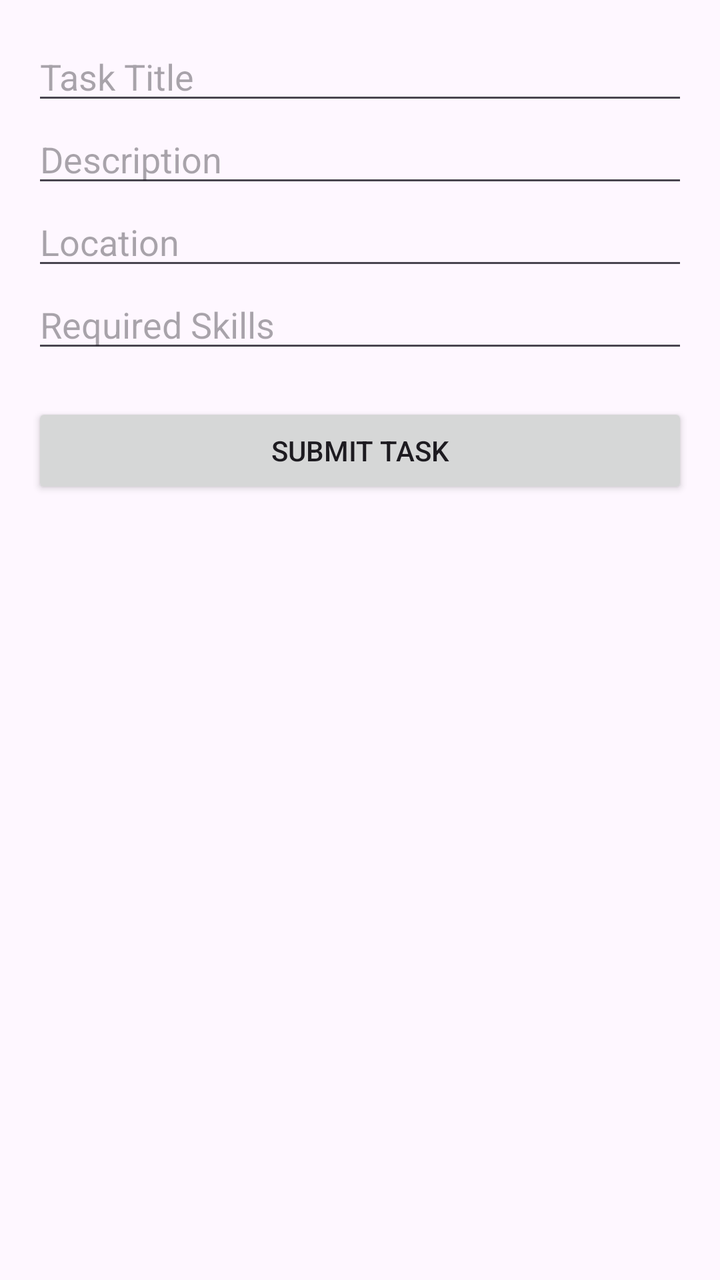
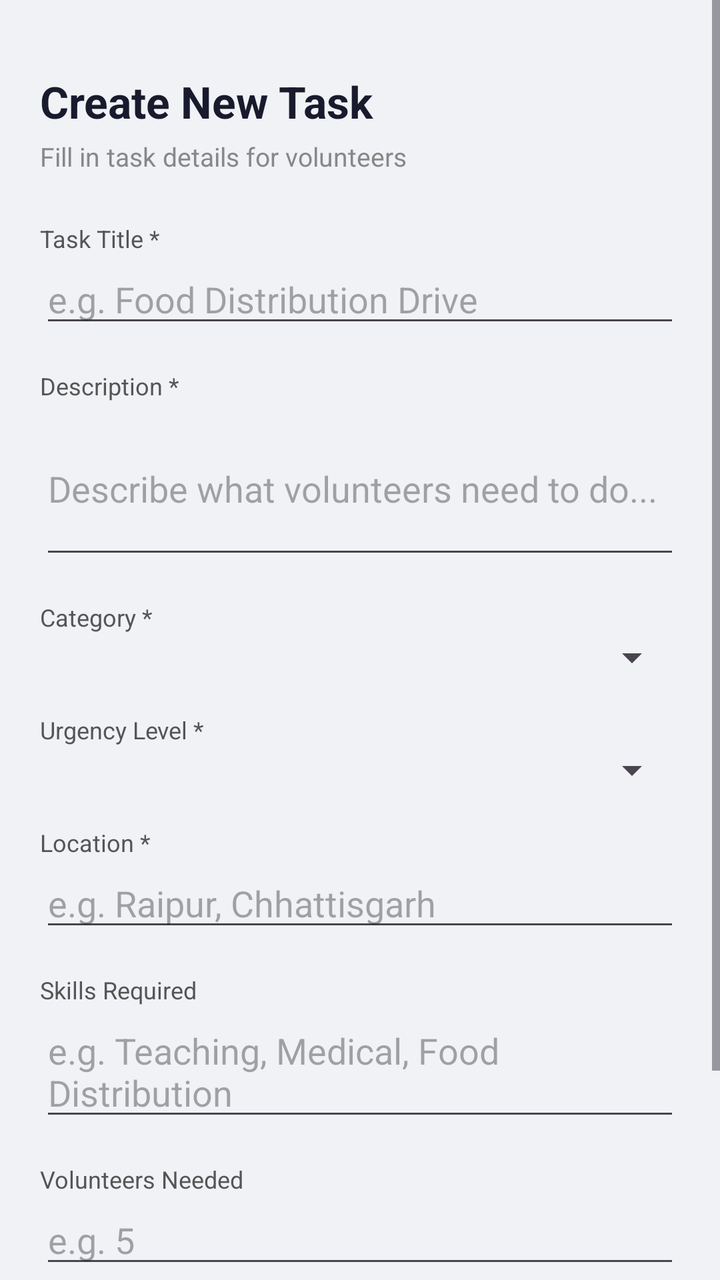

An Android layout rendered at two revisions. The XML below is the earlier revision; the diff shows what the commit changed to produce the second picture.
<!-- AndroidManifest.xml: application theme Theme.SmartSeva -->
<!-- res/layout/activity_create_task.xml -->
<ScrollView xmlns:android="http://schemas.android.com/apk/res/android"
    android:layout_width="match_parent"
    android:layout_height="match_parent">

    <LinearLayout
        android:orientation="vertical"
        android:padding="16dp"
        android:layout_width="match_parent"
        android:layout_height="wrap_content">

        <EditText
            android:id="@+id/etTaskTitle"
            android:hint="Task Title"
            android:layout_width="match_parent"
            android:layout_height="wrap_content"/>

        <EditText
            android:id="@+id/etDescription"
            android:hint="Description"
            android:layout_width="match_parent"
            android:layout_height="wrap_content"/>

        <EditText
            android:id="@+id/etLocation"
            android:hint="Location"
            android:layout_width="match_parent"
            android:layout_height="wrap_content"/>

        <EditText
            android:id="@+id/etSkills"
            android:hint="Required Skills"
            android:layout_width="match_parent"
            android:layout_height="wrap_content"/>

        <Button
            android:id="@+id/btnSubmitTask"
            android:text="Submit Task"
            android:layout_marginTop="20dp"
            android:layout_width="match_parent"
            android:layout_height="wrap_content"/>

    </LinearLayout>
</ScrollView>
<!-- resources referenced by this layout -->
<resources>
  <style name="Theme.SmartSeva" parent="Base.Theme.SmartSeva" />
  <style name="Base.Theme.SmartSeva" parent="Theme.Material3.DayNight.NoActionBar">
          
          
      </style>
</resources>

<!-- the commit's change to res/layout/activity_create_task.xml (unified diff, before → after) -->
@@ -1,43 +1,119 @@
 <ScrollView xmlns:android="http://schemas.android.com/apk/res/android"
     android:layout_width="match_parent"
-    android:layout_height="match_parent">
+    android:layout_height="match_parent"
+    android:background="#F0F2F5">
 
     <LinearLayout
         android:orientation="vertical"
-        android:padding="16dp"
+        android:padding="20dp"
         android:layout_width="match_parent"
         android:layout_height="wrap_content">
 
+        <TextView
+            android:layout_width="match_parent"
+            android:layout_height="wrap_content"
+            android:text="Create New Task"
+            android:textSize="22sp"
+            android:textStyle="bold"
+            android:textColor="#1A1A2E"
+            android:layout_marginBottom="4dp"
+            android:layout_marginTop="16dp"/>
+
+        <TextView
+            android:layout_width="match_parent"
+            android:layout_height="wrap_content"
+            android:text="Fill in task details for volunteers"
+            android:textSize="13sp"
+            android:textColor="#888888"
+            android:layout_marginBottom="24dp"/>
+
+        <TextView android:layout_width="match_parent"
+            android:layout_height="wrap_content"
+            android:text="Task Title *" android:textSize="12sp"
+            android:textColor="#555555"/>
         <EditText
             android:id="@+id/etTaskTitle"
-            android:hint="Task Title"
+            android:hint="e.g. Food Distribution Drive"
             android:layout_width="match_parent"
-            android:layout_height="wrap_content"/>
+            android:layout_height="wrap_content"
+            android:layout_marginBottom="16dp"
+            android:inputType="textCapSentences"/>
 
+        <TextView android:layout_width="match_parent"
+            android:layout_height="wrap_content"
+            android:text="Description *" android:textSize="12sp"
+            android:textColor="#555555"/>
         <EditText
             android:id="@+id/etDescription"
-            android:hint="Description"
+            android:hint="Describe what volunteers need to do..."
             android:layout_width="match_parent"
-            android:layout_height="wrap_content"/>
+            android:layout_height="wrap_content"
+            android:inputType="textMultiLine"
+            android:minLines="3"
+            android:layout_marginBottom="16dp"/>
 
+        <TextView android:layout_width="match_parent"
+            android:layout_height="wrap_content"
+            android:text="Category *" android:textSize="12sp"
+            android:textColor="#555555"/>
+        <Spinner
+            android:id="@+id/spinnerCategory"
+            android:layout_width="match_parent"
+            android:layout_height="wrap_content"
+            android:layout_marginBottom="16dp"/>
+
+        <TextView android:layout_width="match_parent"
+            android:layout_height="wrap_content"
+            android:text="Urgency Level *" android:textSize="12sp"
+            android:textColor="#555555"/>
+        <Spinner
+            android:id="@+id/spinnerUrgency"
+            android:layout_width="match_parent"
+            android:layout_height="wrap_content"
+            android:layout_marginBottom="16dp"/>
+
+        <TextView android:layout_width="match_parent"
+            android:layout_height="wrap_content"
+            android:text="Location *" android:textSize="12sp"
+            android:textColor="#555555"/>
         <EditText
             android:id="@+id/etLocation"
-            android:hint="Location"
+            android:hint="e.g. Raipur, Chhattisgarh"
             android:layout_width="match_parent"
-            android:layout_height="wrap_content"/>
+            android:layout_height="wrap_content"
+            android:layout_marginBottom="16dp"/>
 
+        <TextView android:layout_width="match_parent"
+            android:layout_height="wrap_content"
+            android:text="Skills Required" android:textSize="12sp"
+            android:textColor="#555555"/>
         <EditText
             android:id="@+id/etSkills"
-            android:hint="Required Skills"
+            android:hint="e.g. Teaching, Medical, Food Distribution"
             android:layout_width="match_parent"
-            android:layout_height="wrap_content"/>
+            android:layout_height="wrap_content"
+            android:layout_marginBottom="16dp"/>
+
+        <TextView android:layout_width="match_parent"
+            android:layout_height="wrap_content"
+            android:text="Volunteers Needed" android:textSize="12sp"
+            android:textColor="#555555"/>
+        <EditText
+            android:id="@+id/etVolunteers"
+            android:hint="e.g. 5"
+            android:layout_width="match_parent"
+            android:layout_height="wrap_content"
+            android:inputType="number"
+            android:layout_marginBottom="24dp"/>
 
         <Button
             android:id="@+id/btnSubmitTask"
-            android:text="Submit Task"
-            android:layout_marginTop="20dp"
+            android:text="Create Task ✓"
+            android:layout_marginBottom="32dp"
+            android:backgroundTint="#1A1A2E"
+            android:textColor="#FFFFFF"
             android:layout_width="match_parent"
-            android:layout_height="wrap_content"/>
+            android:layout_height="50dp"/>
 
     </LinearLayout>
 </ScrollView>
